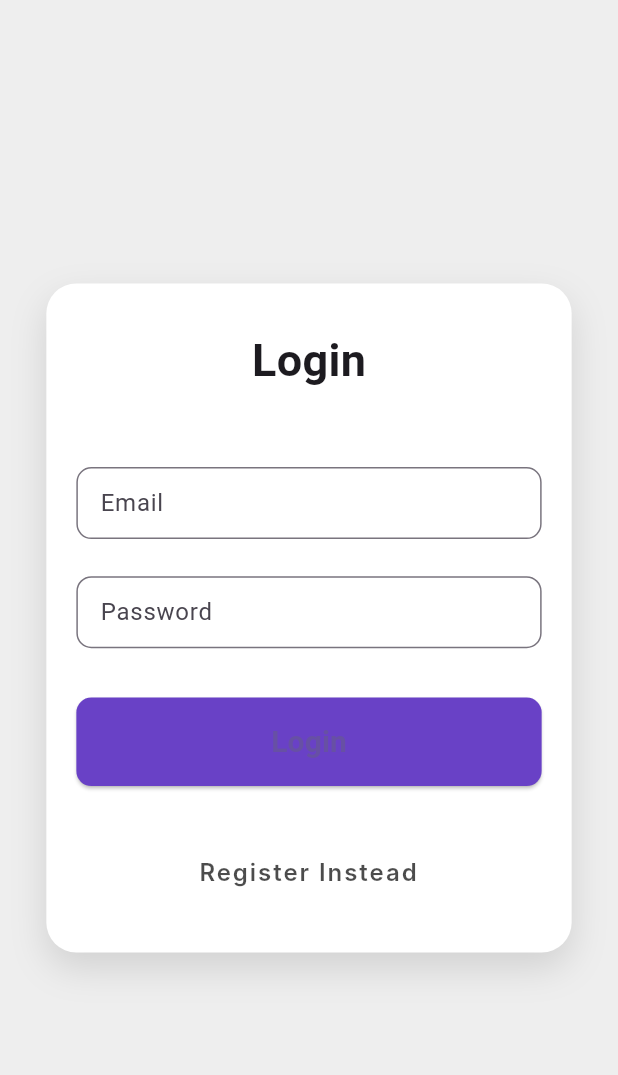
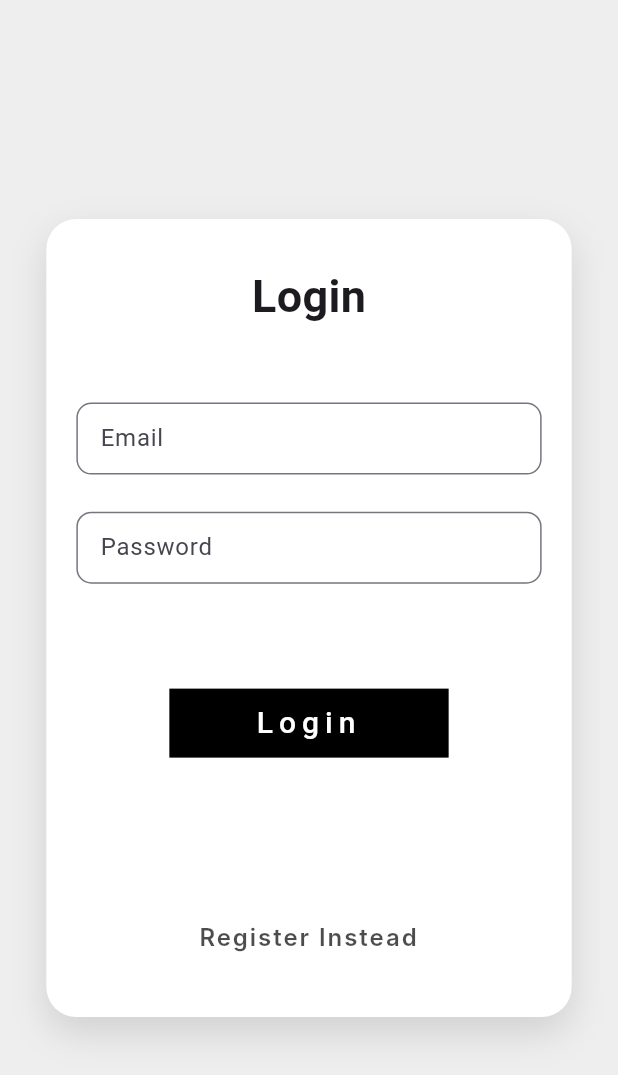
Before and after one commit to musseGkel/Volunteer-Linker, a Flutter app: the screen it shows after launch, on a phone screen of 412 x 824 dp. Shown: the top 1075 px of the screen. Run offline on Flutter 3.47's test engine with Material 3 defaults, Android fonts, the phone set to English and light mode, and no system bars; our stand-ins replace bloc, either_dart, equatable, firebase_auth, firebase_core, flutter_bloc; accounts and stored records are empty; Roboto replaces fonts that are missing (EB Garamond, Inter).

Commit message:
buttons replaced

```diff
--- a/lib/features/auth/presentation/pages/routing_page.dart
+++ b/lib/features/auth/presentation/pages/routing_page.dart
@@ -3,7 +3,7 @@ import 'package:flutter_bloc/flutter_bloc.dart';
 
 import '../bloc/auth_bloc.dart';
 import 'home_page.dart';
-import 'login_page_demo.dart';
+import 'login_page.dart';
 
 class RoutingPage extends StatelessWidget {
   const RoutingPage({super.key});
--- a/lib/features/auth/presentation/widgets/submit_button.dart
+++ b/lib/features/auth/presentation/widgets/submit_button.dart
@@ -1,6 +1,8 @@
 import 'package:flutter/material.dart';
 import 'package:flutter_bloc/flutter_bloc.dart';
 
+import '../../../../constants/app_colors.dart';
+import '../../../../core/widgets/common_button.dart';
 import '../bloc/auth_bloc.dart';
 
 class SubmitButton extends StatelessWidget {
@@ -16,32 +18,20 @@ class SubmitButton extends StatelessWidget {
 
   @override
   Widget build(BuildContext context) {
-    return Row(
-      mainAxisAlignment: MainAxisAlignment.center,
-      children: [
-        Expanded(
-          child: ElevatedButton(
-            onPressed: () {
-              isLogin
-                  ? signInWithEmailAndPassword(context)
-                  : createUserWithEmailAndPassword(context);
-            },
-            style: ElevatedButton.styleFrom(
-                backgroundColor: const Color(0xff6941C6),
-                shape: RoundedRectangleBorder(
-                    borderRadius: BorderRadius.circular(10)),
-                padding:
-                    const EdgeInsets.symmetric(horizontal: 40, vertical: 15)),
-            child: Text(
-              isLogin ? 'Login' : 'Register',
-              style: const TextStyle(
-                fontSize: 20,
-                fontWeight: FontWeight.bold,
-              ),
-            ),
-          ),
-        ),
-      ],
+    return Padding(
+      padding: const EdgeInsets.only(top: 35, left: 60, right: 60, bottom: 60),
+      child: CommonButton(
+        backgroundColor: AppColors.primaryColor,
+        borderColor: AppColors.primaryBorderColor,
+        text: isLogin ? 'Login' : 'Register',
+        textColor: AppColors.primaryTextColor,
+        onTap: () {
+          isLogin
+              ? signInWithEmailAndPassword(context)
+              : createUserWithEmailAndPassword(context);
+        },
+        contentColor: AppColors.primaryTextColor,
+      ),
     );
   }
 
```
Also changed, not shown: lib/features/auth/presentation/pages/home_page.dart (+16 -9 lines), lib/features/auth/presentation/pages/login_page.dart (renamed from lib/features/auth/presentation/pages/login_page_demo.dart).
